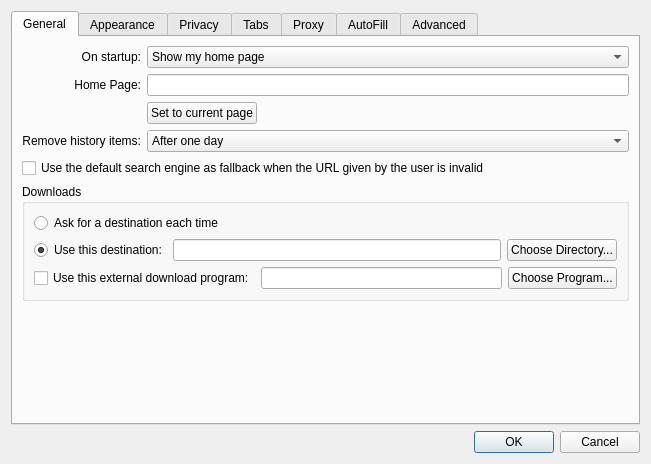
This is src/settings.ui in EndorphinBrowser/browser as Qt 5 draws it before an edit. The edited form follows.
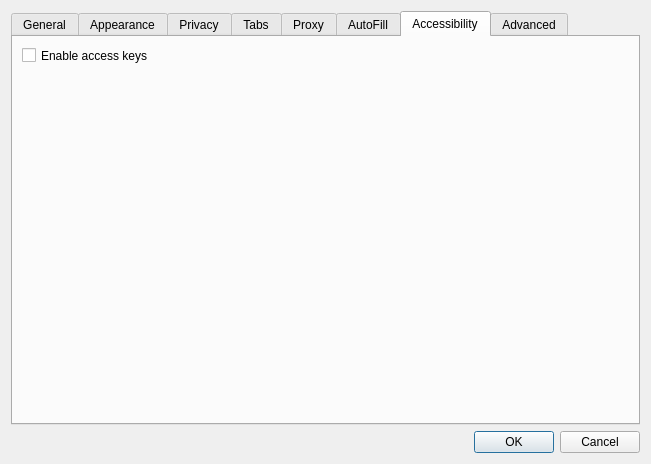
This is the edited form. The open tabs and pages were chosen to show the change.

Commit message:
Add GUI to enable/disable access keys.
Issue: 823

Diff of the .ui file:
```diff
--- a/src/settings.ui
+++ b/src/settings.ui
@@ -950,6 +950,24 @@
        </item>
       </layout>
      </widget>
+     <widget class="QWidget" name="tab_8">
+      <attribute name="title">
+       <string>Accessibility</string>
+      </attribute>
+      <widget class="QCheckBox" name="enableAccessKeys">
+       <property name="geometry">
+        <rect>
+         <x>9</x>
+         <y>9</y>
+         <width>611</width>
+         <height>19</height>
+        </rect>
+       </property>
+       <property name="text">
+        <string>Enable access keys</string>
+       </property>
+      </widget>
+     </widget>
      <widget class="QWidget" name="tab_5">
       <attribute name="title">
        <string>Advanced</string>
```
The commit also changes 2 other files.
